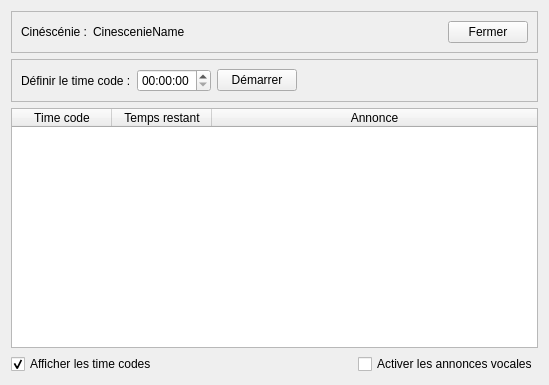
The window that src/ExecCinescenie.ui (Folcogh/NVM) describes before a commit, drawn with Qt 5.
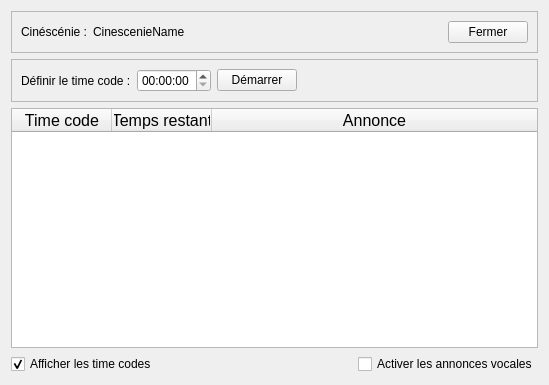
The same window after the commit.

Commit message: - prevent the main timer to be killed twice if the cinescenie terminates

Diff of the .ui file:
```diff
--- a/src/ExecCinescenie.ui
+++ b/src/ExecCinescenie.ui
@@ -108,6 +108,11 @@
    </item>
    <item>
     <widget class="QTableWidget" name="TableEvents">
+     <property name="font">
+      <font>
+       <pointsize>12</pointsize>
+      </font>
+     </property>
      <property name="editTriggers">
       <set>QAbstractItemView::NoEditTriggers</set>
      </property>
```
The commit also changes 1 other file.
